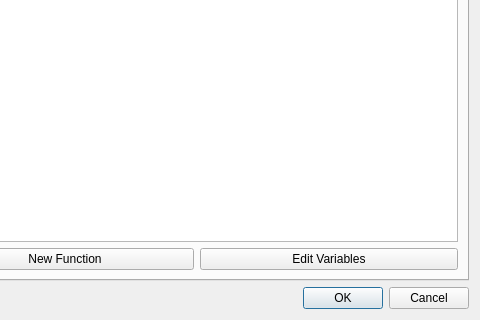
Above: plotcontroldialog.ui from arntanguy/STS-simulator before the change; both pictures show x 350 to 830 and y 198 to 518 of the 830 by 518 pixel window. Below: the same form after it.
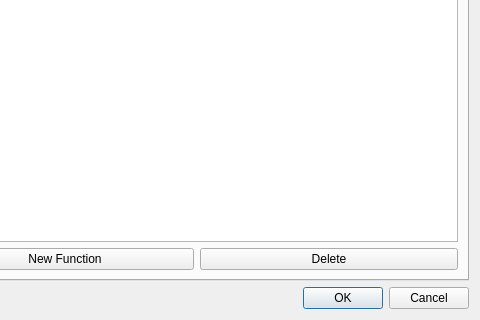
That is the form after the change. Custom widgets are drawn as their Qt base class.

Commit message: Delete functions

The edit to the form file:
```diff
--- a/plotcontroldialog.ui
+++ b/plotcontroldialog.ui
@@ -497,7 +497,7 @@
        <item row="2" column="2">
         <widget class="QPushButton" name="functionEditVariables">
          <property name="text">
-          <string>Edit Variables</string>
+          <string>Delete</string>
          </property>
         </widget>
        </item>
```
Left out of the diff: 2 changed lines with no effect on the pictures. The commit also changes 5 other files.
